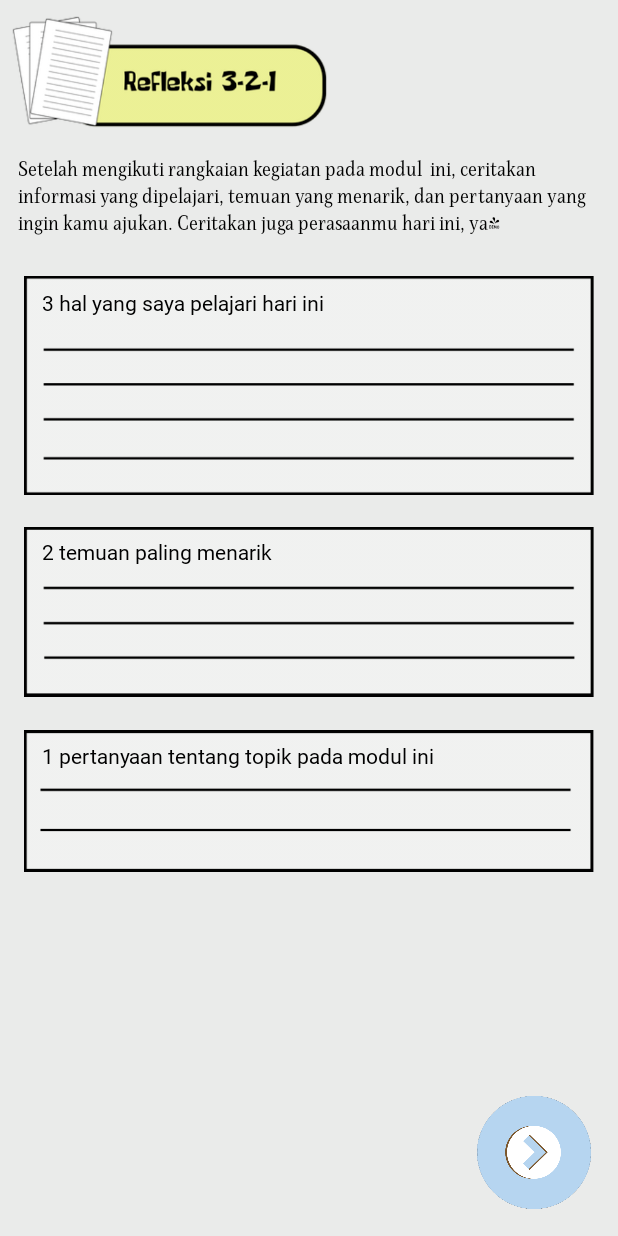
After one commit to yendrapriambada/InteractiveModuleProject, an Android app: the SevenTeenActivity screen opened directly, with no data from a screen before it, on a phone screen of 412 x 824 dp. The commit adds this screen. Run offline under Robolectric (Android 15) with nearby library versions, the phone set to English and light mode, and no system bars.

Commit message:
Add activity 17 & 18, Update daftar isi

```diff
--- a/app/src/main/AndroidManifest.xml
+++ b/app/src/main/AndroidManifest.xml
@@ -15,6 +15,12 @@
         android:supportsRtl="true"
         android:theme="@style/Theme.InteractiveModuleProject"
         tools:targetApi="31">
+        <activity
+            android:name=".EighteenActivity"
+            android:exported="false" />
+        <activity
+            android:name=".SevenTeenActivity"
+            android:exported="false" />
         <activity
             android:name=".SixteenActivity"
             android:exported="false" />
--- /dev/null
+++ b/app/src/main/java/academy/bangkit/interactivemoduleproject/SevenTeenActivity.kt
@@ -0,0 +1,24 @@
+package academy.bangkit.interactivemoduleproject
+
+import academy.bangkit.interactivemoduleproject.databinding.ActivityFifteenBinding
+import academy.bangkit.interactivemoduleproject.databinding.ActivitySevenTeenBinding
+import android.content.Intent
+import androidx.appcompat.app.AppCompatActivity
+import android.os.Bundle
+
+class SevenTeenActivity : AppCompatActivity() {
+    private lateinit var binding: ActivitySevenTeenBinding
+
+    override fun onCreate(savedInstanceState: Bundle?) {
+        super.onCreate(savedInstanceState)
+        binding = ActivitySevenTeenBinding.inflate(layoutInflater)
+        setContentView(binding.root)
+
+        binding.btnNext.setOnClickListener {
+            Intent(this, EighteenActivity::class.java).also {
+                startActivity(it)
+                finish()
+            }
+        }
+    }
+}
--- /dev/null
+++ b/app/src/main/res/layout/activity_seven_teen.xml
@@ -0,0 +1,108 @@
+<?xml version="1.0" encoding="utf-8"?>
+<androidx.constraintlayout.widget.ConstraintLayout xmlns:android="http://schemas.android.com/apk/res/android"
+    xmlns:app="http://schemas.android.com/apk/res-auto"
+    xmlns:tools="http://schemas.android.com/tools"
+    android:layout_width="match_parent"
+    android:layout_height="match_parent"
+    android:background="#EAEBEA"
+    tools:context=".SevenTeenActivity">
+
+    <ImageView
+        android:id="@+id/imageView"
+        android:layout_width="210dp"
+        android:layout_height="80dp"
+        android:layout_marginStart="8dp"
+        android:layout_marginTop="8dp"
+        app:layout_constraintStart_toStartOf="parent"
+        app:layout_constraintTop_toTopOf="parent"
+        app:srcCompat="@drawable/assets_seventeen_title" />
+
+    <TextView
+        android:id="@+id/textView12"
+        android:layout_width="380dp"
+        android:layout_height="wrap_content"
+        android:layout_marginStart="12dp"
+        android:layout_marginTop="16dp"
+        android:fontFamily="@font/singel_regular"
+        android:text="Setelah mengikuti rangkaian kegiatan pada modul  ini, ceritakan informasi yang dipelajari, temuan yang menarik, dan pertanyaan yang ingin kamu ajukan. Ceritakan juga perasaanmu hari ini, ya!"
+        android:textColor="#000000"
+        app:layout_constraintStart_toStartOf="parent"
+        app:layout_constraintTop_toBottomOf="@+id/imageView" />
+
+    <ImageView
+        android:id="@+id/imageView4"
+        android:layout_width="380dp"
+        android:layout_height="120dp"
+        android:layout_marginTop="16dp"
+        app:layout_constraintEnd_toEndOf="parent"
+        app:layout_constraintStart_toStartOf="parent"
+        app:layout_constraintTop_toBottomOf="@+id/imageView5"
+        app:srcCompat="@drawable/assets_seventeen_box3" />
+
+    <ImageView
+        android:id="@+id/imageView5"
+        android:layout_width="380dp"
+        android:layout_height="150dp"
+        android:layout_marginTop="24dp"
+        app:layout_constraintEnd_toEndOf="parent"
+        app:layout_constraintStart_toStartOf="parent"
+        app:layout_constraintTop_toBottomOf="@+id/textView12"
+        app:srcCompat="@drawable/assets_seventeen_box4" />
+
+    <ImageView
+        android:id="@+id/imageView17"
+        android:layout_width="380dp"
+        android:layout_height="100dp"
+        android:layout_marginTop="16dp"
+        app:layout_constraintEnd_toEndOf="parent"
+        app:layout_constraintStart_toStartOf="parent"
+        app:layout_constraintTop_toBottomOf="@+id/imageView4"
+        app:srcCompat="@drawable/assets_seventeen_box2" />
+
+    <ImageView
+        android:id="@+id/btn_next"
+        android:background="@drawable/button"
+        android:layout_width="80dp"
+        android:layout_height="80dp"
+        android:layout_marginEnd="16dp"
+        android:layout_marginBottom="16dp"
+        android:src="@drawable/assets_btn_nextprev"
+        app:layout_constraintBottom_toBottomOf="parent"
+        app:layout_constraintEnd_toEndOf="parent" />
+
+    <TextView
+        android:id="@+id/textView13"
+        android:layout_width="wrap_content"
+        android:layout_height="wrap_content"
+        android:layout_marginStart="12dp"
+        android:layout_marginTop="10dp"
+        android:fontFamily="@font/some_time_later"
+        android:text="3 hal yang saya pelajari hari ini"
+        android:textColor="#000000"
+        app:layout_constraintStart_toStartOf="@+id/imageView5"
+        app:layout_constraintTop_toTopOf="@+id/imageView5" />
+
+    <TextView
+        android:id="@+id/textView14"
+        android:layout_width="wrap_content"
+        android:layout_height="wrap_content"
+        android:layout_marginStart="12dp"
+        android:layout_marginTop="10dp"
+        android:fontFamily="@font/some_time_later"
+        android:text="2 temuan paling menarik"
+        android:textColor="#000000"
+        app:layout_constraintStart_toStartOf="@+id/imageView4"
+        app:layout_constraintTop_toTopOf="@+id/imageView4" />
+
+    <TextView
+        android:id="@+id/textView15"
+        android:layout_width="wrap_content"
+        android:layout_height="wrap_content"
+        android:layout_marginStart="12dp"
+        android:layout_marginTop="10dp"
+        android:fontFamily="@font/some_time_later"
+        android:text="1 pertanyaan tentang topik pada modul ini "
+        android:textColor="#000000"
+        app:layout_constraintStart_toStartOf="@+id/imageView17"
+        app:layout_constraintTop_toTopOf="@+id/imageView17" />
+</androidx.constraintlayout.widget.ConstraintLayout>
```
Also changed, not shown: app/src/main/java/academy/bangkit/interactivemoduleproject/EighteenActivity.kt (added, +24 -0 lines), app/src/main/java/academy/bangkit/interactivemoduleproject/FiveActivity.kt (+15 -0 lines), app/src/main/res/layout/activity_eighteen.xml (added, +74 -0 lines), app/src/main/res/drawable/assets_eighteen_textbox.png (added), app/src/main/res/drawable/assets_eughteen_stars.png (added), app/src/main/res/drawable/assets_seventeen_box2.png (added), app/src/main/res/drawable/assets_seventeen_box3.png (added), app/src/main/res/drawable/assets_seventeen_box4.png (added), app/src/main/res/drawable/assets_seventeen_title.png (added).
